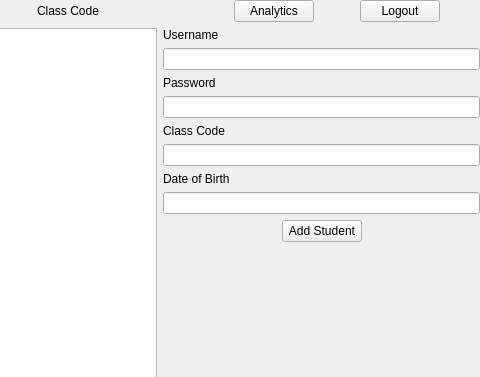
The window that Client/teachwin.ui (DatabasesWorks/Stacked_EducationalPlatform) describes before a commit, drawn with Qt 5; both pictures show x 160 to 640 and y 0 to 377 of the 640 by 480 pixel window.
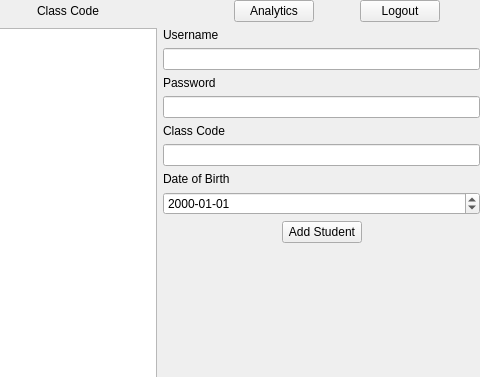
The same window after the commit.

Commit message: Changed date field for adding student

Patch:
```diff
--- a/Client/teachwin.ui
+++ b/Client/teachwin.ui
@@ -131,7 +131,18 @@
           </widget>
          </item>
          <item>
-          <widget class="QLineEdit" name="birthDateField"/>
+          <widget class="QDateEdit" name="birthDateField">
+           <property name="displayFormat">
+            <string>yyyy-MM-dd</string>
+           </property>
+           <property name="date">
+            <date>
+             <year>2000</year>
+             <month>1</month>
+             <day>1</day>
+            </date>
+           </property>
+          </widget>
          </item>
          <item>
           <layout class="QHBoxLayout" name="horizontalLayout">
```
The commit also changes 1 other file.
